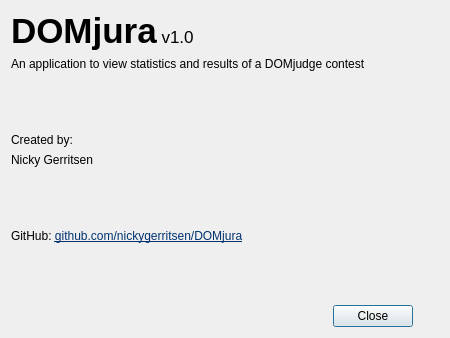
Above: aboutdialog.ui from DOMjudge/DOMjura before the change. Below: the same form after it.
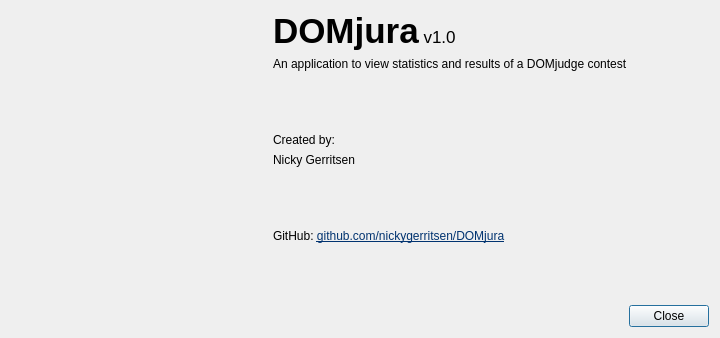
That is the form after the change. Icons and pictures are not drawn.

```diff
--- a/aboutdialog.ui
+++ b/aboutdialog.ui
@@ -6,7 +6,7 @@
    <rect>
     <x>0</x>
     <y>0</y>
-    <width>450</width>
+    <width>720</width>
     <height>338</height>
    </rect>
   </property>
@@ -18,13 +18,13 @@
   </property>
   <property name="minimumSize">
    <size>
-    <width>450</width>
+    <width>720</width>
     <height>338</height>
    </size>
   </property>
   <property name="maximumSize">
    <size>
-    <width>450</width>
+    <width>720</width>
     <height>338</height>
    </size>
   </property>
@@ -32,7 +32,29 @@
    <string>About DOMjura</string>
   </property>
   <layout class="QGridLayout" name="gridLayout">
-   <item row="0" column="0">
+   <item row="0" column="0" rowspan="8">
+    <widget class="QLabel" name="label_6">
+     <property name="minimumSize">
+      <size>
+       <width>256</width>
+       <height>256</height>
+      </size>
+     </property>
+     <property name="maximumSize">
+      <size>
+       <width>256</width>
+       <height>256</height>
+      </size>
+     </property>
+     <property name="text">
+      <string/>
+     </property>
+     <property name="pixmap">
+      <pixmap resource="resources.qrc">:/images/resources/image-256.png</pixmap>
+     </property>
+    </widget>
+   </item>
+   <item row="0" column="1">
     <widget class="QLabel" name="label">
      <property name="text">
       <string>&lt;!DOCTYPE HTML PUBLIC &quot;-//W3C//DTD HTML 4.0//EN&quot; &quot;http://www.w3.org/TR/REC-html40/strict.dtd&quot;&gt;
@@ -46,7 +68,7 @@
      </property>
     </widget>
    </item>
-   <item row="1" column="0" colspan="2">
+   <item row="1" column="1">
     <widget class="QLabel" name="label_2">
      <property name="text">
       <string>An application to view statistics and results of a DOMjudge contest</string>
@@ -72,14 +94,14 @@
      </property>
     </spacer>
    </item>
-   <item row="3" column="0">
+   <item row="3" column="1">
     <widget class="QLabel" name="label_3">
      <property name="text">
       <string>Created by:</string>
      </property>
     </widget>
    </item>
-   <item row="4" column="0">
+   <item row="4" column="1">
     <widget class="QLabel" name="label_4">
      <property name="text">
       <string>Nicky Gerritsen</string>
@@ -99,7 +121,7 @@
      </property>
     </spacer>
    </item>
-   <item row="6" column="0" colspan="2">
+   <item row="6" column="1">
     <layout class="QHBoxLayout" name="horizontalLayout_2">
      <item>
       <widget class="QLabel" name="label_5">
@@ -148,7 +170,7 @@
      </property>
     </spacer>
    </item>
-   <item row="8" column="0">
+   <item row="8" column="1">
     <layout class="QHBoxLayout" name="horizontalLayout">
      <item>
       <spacer name="horizontalSpacer">
```
Left out of the diff: 4 changed lines with no effect on the pictures.
